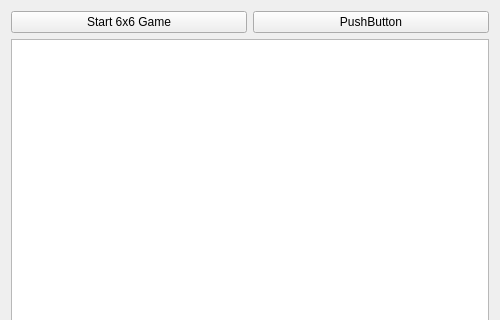
Qt form mainwindow.ui (Rhagnur/BelegReversi) before a commit; both pictures show x 0 to 500 and y 0 to 320 of the 500 by 600 pixel window.
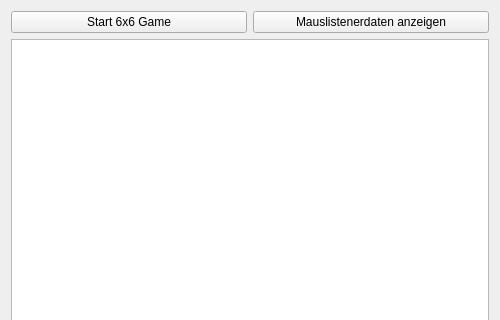
The same form after that commit.

Diff of the .ui file:
```diff
--- a/mainwindow.ui
+++ b/mainwindow.ui
@@ -21,6 +21,9 @@
     </size>
    </property>
    <layout class="QVBoxLayout" name="verticalLayout_3">
+    <property name="sizeConstraint">
+     <enum>QLayout::SetDefaultConstraint</enum>
+    </property>
     <item>
      <layout class="QGridLayout" name="gridLayout">
       <item row="1" column="0">
@@ -35,7 +38,7 @@
         <item>
          <widget class="QPushButton" name="pushButton_2">
           <property name="text">
-           <string>PushButton</string>
+           <string>Mauslistenerdaten anzeigen</string>
           </property>
          </widget>
         </item>
```
Left out of the diff: 39 changed lines with no effect on the pictures.
